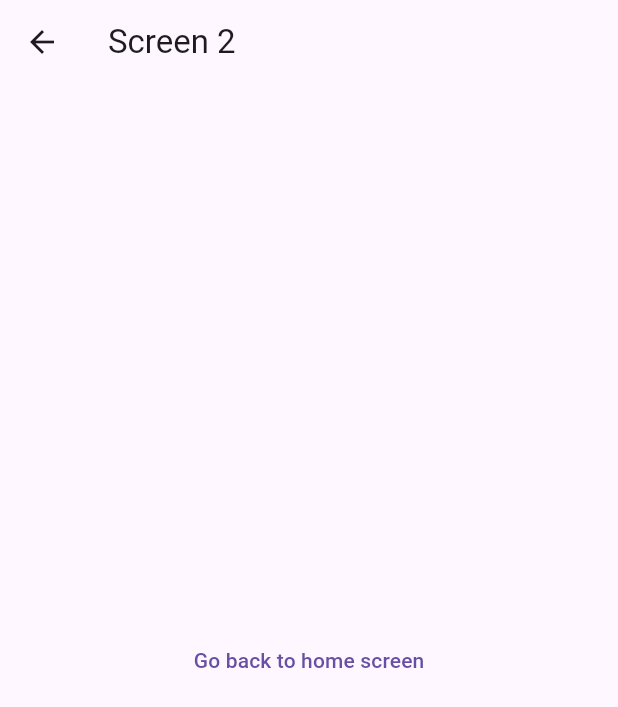
After one commit to safaanwar1122/Flutter-GetX-State-Management, a Flutter app: the ScreenTwo screen opened by its route, on a phone screen of 412 x 824 dp. The commit adds this screen. Shown: the top 707 px of the screen. Run offline on Flutter 3.47's test engine with Material 2 defaults, Android fonts, the phone set to English and light mode, and no system bars; our stand-ins replace get.

Commit message:
third commit

```diff
--- /dev/null
+++ b/lib/screen_two.dart
@@ -0,0 +1,34 @@
+import 'package:flutter/material.dart';
+import 'package:get/get.dart';
+
+class ScreenTwo extends StatefulWidget {
+  const ScreenTwo({Key? key}) : super(key: key);
+
+  @override
+  State<ScreenTwo> createState() => _ScreenTwoState();
+}
+
+class _ScreenTwoState extends State<ScreenTwo> {
+  @override
+  Widget build(BuildContext context) {
+    return Scaffold(
+      appBar: AppBar(
+        title: Text('Screen 2'),
+      ),
+      body: Column(
+        mainAxisAlignment: MainAxisAlignment.center,
+        crossAxisAlignment: CrossAxisAlignment.center,
+        children: [
+          Center(
+            child: TextButton(
+                onPressed: () {
+                  Get.back();
+                  Get.back();
+                },
+                child: Text('Go back to home screen')),
+          ),
+        ],
+      ),
+    );
+  }
+}
```
Also changed, not shown: lib/home_screen.dart (+18 -76 lines), lib/main.dart (+8 -0 lines), lib/screen_one.dart (added, +36 -0 lines).
